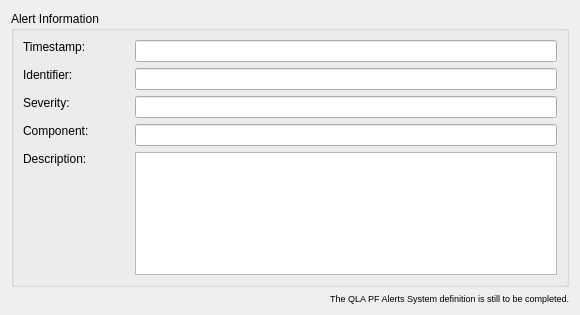
jc-gonzalez/qpfnn, file qpfhmi/dlgalert.ui: the form before one commit.
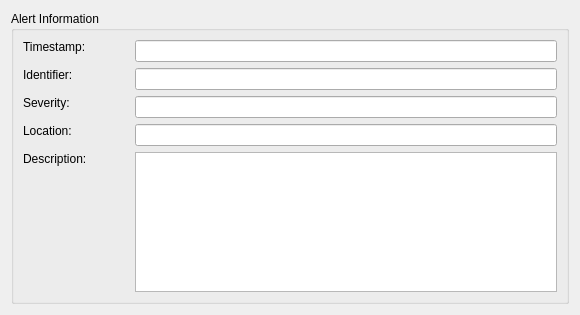
The form after the commit.

Diff of the .ui file:
```diff
--- a/qpfhmi/dlgalert.ui
+++ b/qpfhmi/dlgalert.ui
@@ -55,7 +55,7 @@
         <item row="3" column="0">
          <widget class="QLabel" name="label_4">
           <property name="text">
-           <string>Component:</string>
+           <string>Location:</string>
           </property>
           <property name="alignment">
            <set>Qt::AlignLeading|Qt::AlignLeft|Qt::AlignTop</set>
@@ -92,21 +92,6 @@
      </layout>
     </widget>
    </item>
-   <item>
-    <widget class="QLabel" name="label_11">
-     <property name="font">
-      <font>
-       <pointsize>7</pointsize>
-      </font>
-     </property>
-     <property name="text">
-      <string>The QLA PF Alerts System definition is still to be completed.</string>
-     </property>
-     <property name="alignment">
-      <set>Qt::AlignRight|Qt::AlignTrailing|Qt::AlignVCenter</set>
-     </property>
-    </widget>
-   </item>
   </layout>
  </widget>
  <resources/>
```
